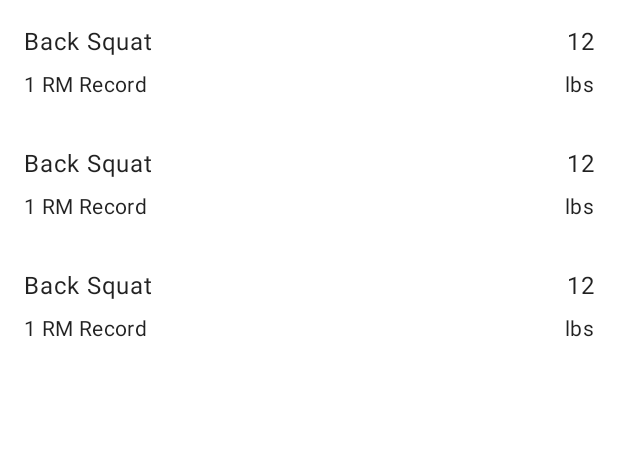
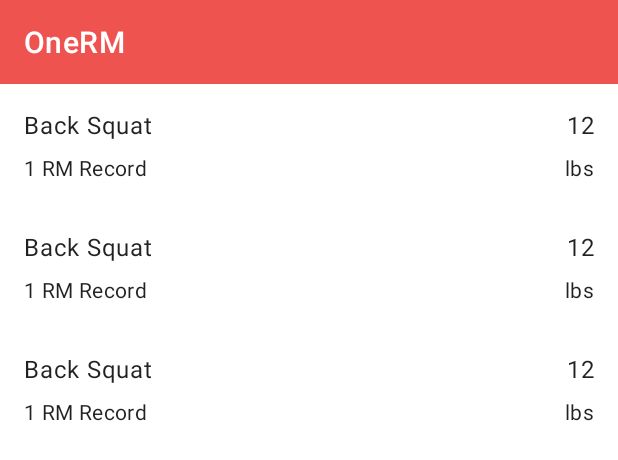
Before and after one commit to virengujariya/OneRM, an Android app: the layout fragment_records.xml on its own in the app's theme, with its tools: preview values and no code run, on a phone screen of 412 x 824 dp. Shown: the top 460 px of the screen. Run offline under Robolectric (Android 15) with nearby library versions, the phone set to English and light mode, and no system bars.

Commit message:
theme and layout stuff

```diff
--- a/app/src/main/res/layout/fragment_records.xml
+++ b/app/src/main/res/layout/fragment_records.xml
@@ -1,10 +1,31 @@
 <?xml version="1.0" encoding="utf-8"?>
-<androidx.recyclerview.widget.RecyclerView xmlns:android="http://schemas.android.com/apk/res/android"
+<androidx.constraintlayout.widget.ConstraintLayout xmlns:android="http://schemas.android.com/apk/res/android"
     xmlns:app="http://schemas.android.com/apk/res-auto"
     xmlns:tools="http://schemas.android.com/tools"
-    android:id="@+id/recycler_view_workouts"
     android:layout_width="match_parent"
-    android:layout_height="match_parent"
-    app:layoutManager="androidx.recyclerview.widget.LinearLayoutManager"
-    tools:context=".views.RecordsFragment"
-    tools:listitem="@layout/item_record" />
+    android:layout_height="match_parent">
+
+    <androidx.appcompat.widget.Toolbar
+        android:id="@+id/toolbar"
+        android:layout_width="0dp"
+        android:layout_height="?attr/actionBarSize"
+        android:background="?attr/colorPrimary"
+        app:layout_constraintEnd_toEndOf="parent"
+        app:layout_constraintStart_toStartOf="parent"
+        app:layout_constraintTop_toTopOf="parent"
+        app:title="@string/app_name"
+        app:titleTextColor="?attr/colorOnPrimary" />
+
+    <androidx.recyclerview.widget.RecyclerView
+        android:id="@+id/recycler_view_workouts"
+        android:layout_width="0dp"
+        android:layout_height="0dp"
+        app:layoutManager="androidx.recyclerview.widget.LinearLayoutManager"
+        app:layout_constraintBottom_toBottomOf="parent"
+        app:layout_constraintEnd_toEndOf="parent"
+        app:layout_constraintStart_toStartOf="parent"
+        app:layout_constraintTop_toBottomOf="@id/toolbar"
+        tools:context=".views.RecordsFragment"
+        tools:listitem="@layout/item_record" />
+
+</androidx.constraintlayout.widget.ConstraintLayout>
--- a/app/src/main/res/values-night/themes.xml
+++ b/app/src/main/res/values-night/themes.xml
@@ -1,18 +1,10 @@
-<resources xmlns:tools="http://schemas.android.com/tools">
-    <!-- Base application theme. -->
-    <style name="Theme.OneRM" parent="Theme.MaterialComponents.DayNight.DarkActionBar">
-        <!-- Primary brand color. -->
-        <item name="colorPrimary">@color/purple_500</item>
-        <item name="colorPrimaryVariant">@color/purple_700</item>
+<resources>
+
+    <style name="Theme.OneRM" parent="Theme.MaterialComponents.DayNight.NoActionBar">
+        <item name="colorPrimary">@color/red_400</item>
+        <item name="colorPrimaryDark">@color/red_700</item>
+        <item name="colorPrimaryVariant">@color/red_700</item>
         <item name="colorOnPrimary">@color/white</item>
-        <!-- Secondary brand color. -->
-        <item name="colorSecondary">@color/teal_200</item>
-        <item name="colorSecondaryVariant">@color/teal_200</item>
-        <item name="colorOnSecondary">@color/white</item>
-        <!-- Status bar color. -->
-        <item name="android:statusBarColor" tools:targetApi="l">?attr/colorPrimaryVariant</item>
-        <!-- Customize your theme here. -->
-        <item name="chartBackgroundColor">#000000</item>
         <item name="chartAxisTextColor">@color/white</item>
     </style>
 </resources>
--- a/app/src/main/res/values/attrs.xml
+++ b/app/src/main/res/values/attrs.xml
@@ -1,5 +1,4 @@
 <?xml version="1.0" encoding="utf-8"?>
 <resources>
-    <attr name="chartBackgroundColor" format="color" />
     <attr name="chartAxisTextColor" format="color" />
 </resources>
--- a/app/src/main/res/values/colors.xml
+++ b/app/src/main/res/values/colors.xml
@@ -1,10 +1,7 @@
 <?xml version="1.0" encoding="utf-8"?>
 <resources>
-    <color name="purple_200">#FFBB86FC</color>
-    <color name="purple_500">#ef5350</color>
-    <color name="purple_700">#b61827</color>
-    <color name="teal_200">#FF03DAC5</color>
-    <color name="teal_700">#FF018786</color>
+    <color name="red_400">#ef5350</color>
+    <color name="red_700">#af4448</color>
     <color name="black">#FF000000</color>
     <color name="white">#FFFFFFFF</color>
 </resources>
--- a/app/src/main/res/values/themes.xml
+++ b/app/src/main/res/values/themes.xml
@@ -1,18 +1,10 @@
-<resources xmlns:tools="http://schemas.android.com/tools">
-    <!-- Base application theme. -->
-    <style name="Theme.OneRM" parent="Theme.MaterialComponents.DayNight.DarkActionBar">
-        <!-- Primary brand color. -->
-        <item name="colorPrimary">@color/purple_500</item>
-        <item name="colorPrimaryVariant">@color/purple_700</item>
+<resources>
+
+    <style name="Theme.OneRM" parent="Theme.MaterialComponents.DayNight.NoActionBar">
+        <item name="colorPrimary">@color/red_400</item>
+        <item name="colorPrimaryDark">@color/red_700</item>
+        <item name="colorPrimaryVariant">@color/red_700</item>
         <item name="colorOnPrimary">@color/white</item>
-        <!-- Secondary brand color. -->
-        <item name="colorSecondary">@color/teal_200</item>
-        <item name="colorSecondaryVariant">@color/teal_700</item>
-        <item name="colorOnSecondary">@color/black</item>
-        <!-- Status bar color. -->
-        <item name="android:statusBarColor" tools:targetApi="l">?attr/colorPrimaryVariant</item>
-        <!-- Customize your theme here. -->
-        <item name="chartBackgroundColor">@color/white</item>
         <item name="chartAxisTextColor">@color/black</item>
     </style>
 </resources>
```
Also changed, not shown: app/build.gradle (+8 -18 lines), app/src/main/java/me/fitbod/repetition/views/RecordsFragment.kt (+16 -2 lines), app/src/main/java/me/fitbod/repetition/views/WorkoutChartFragment.kt (+22 -5 lines), app/src/main/res/layout/fragment_workout_chart.xml (+13 -2 lines).
